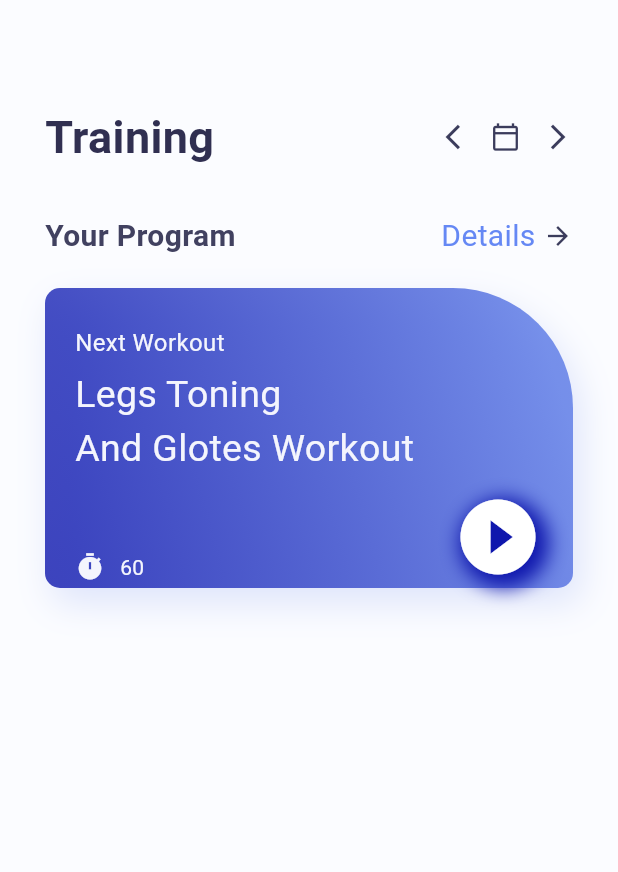
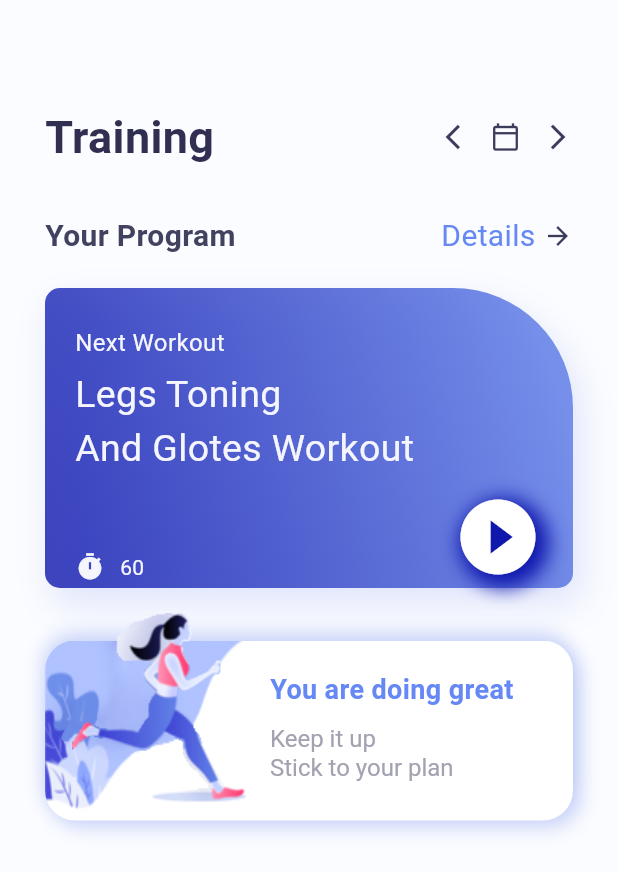
Before and after one commit to suvankar-das/fluttter_video_player, a Flutter app: the screen it shows after launch, on a phone screen of 412 x 824 dp. Shown: the top 872 px of the screen. Run offline on Flutter 3.47's test engine with Material 3 defaults, Android fonts, the light colour scheme and no system bars.

Commit message:
second section done

```diff
--- a/lib/home_page.dart
+++ b/lib/home_page.dart
@@ -204,6 +204,99 @@ class _HomePageState extends State<HomePage> {
                   ],
                 ),
               ),
+            ),
+
+            SizedBox(
+              height: 5,
+            )
+            // Second Section
+            ,
+            Container(
+              height: 180,
+              width: MediaQuery.of(context).size.width,
+              // stack I am using because there are 2 images overlapped , in order to achieve that I need that Stck widget
+              child: Stack(
+                children: [
+                  // image will be placed just like background of this Container
+                  Container(
+                    width: MediaQuery.of(context).size.width,
+                    margin: const EdgeInsets.only(top: 30),
+                    height: 120,
+                    decoration: BoxDecoration(
+                        borderRadius: BorderRadius.circular(20),
+                        image: const DecorationImage(
+                            image: AssetImage("assets/card.jpg"),
+                            fit: BoxFit.fill),
+                        boxShadow: [
+                          BoxShadow(
+                              blurRadius: 10,
+                              offset: const Offset(5, 5),
+                              color: CustomColor.AppColor.gradientSecond
+                                  .withOpacity(.3)),
+                          BoxShadow(
+                              blurRadius: 10,
+                              offset: const Offset(-1, -5),
+                              color: CustomColor.AppColor.gradientSecond
+                                  .withOpacity(.3))
+                        ]),
+                  ),
+
+                  // Girl sitting above above container
+                  Container(
+                    height: 200,
+                    width: MediaQuery.of(context).size.width,
+                    // margin for position of girl
+                    margin: const EdgeInsets.only(right: 200, bottom: 30),
+                    decoration: BoxDecoration(
+                      // uncomment color to test
+                      //color: Colors.redAccent.withOpacity(.2),
+                      borderRadius: BorderRadius.circular(20),
+                      image: const DecorationImage(
+                        image: AssetImage("assets/figure1.png"),
+                        //fit: BoxFit.fill
+                      ),
+                    ),
+                  ),
+
+                  // text beside girl
+                  Container(
+                    // with max finite , it takes available width
+                    width: double.maxFinite,
+                    height: 100,
+                    //color: Colors.amber.withOpacity(0.3),
+                    margin: EdgeInsets.only(left: 150, top: 50),
+
+                    // now place the text
+                    child: Column(
+                      crossAxisAlignment: CrossAxisAlignment.start,
+                      children: [
+                        Text(
+                          "You are doing great",
+                          style: TextStyle(
+                              fontSize: 18,
+                              fontWeight: FontWeight.bold,
+                              color: CustomColor.AppColor.homePageDetail),
+                        ),
+                        SizedBox(
+                          height: 10,
+                        ),
+
+                        // RichText widget has a benefit of apply style for all its children
+                        RichText(
+                            text: TextSpan(
+                                text: "Keep it up \n",
+                                style: TextStyle(
+                                    color:
+                                        CustomColor.AppColor.homePagePlanColor,
+                                    fontSize: 16),
+                                children: [
+                              TextSpan(text: "Stick to your plan")
+                            ]))
+                      ],
+                    ),
+                  )
+                ],
+              ),
             )
           ],
         ),
--- a/pubspec.yaml
+++ b/pubspec.yaml
@@ -59,9 +59,8 @@ flutter:
   uses-material-design: true
 
   # To add assets to your application, add an assets section, like this:
-  # assets:
-  #   - images/a_dot_burr.jpeg
-  #   - images/a_dot_ham.jpeg
+  assets:
+    - assets/
 
   # An image asset can refer to one or more resolution-specific "variants", see
   # https://flutter.dev/assets-and-images/#resolution-aware
```
Also changed, not shown: assets/card.jpg (added), assets/card.png (added), assets/ex1.png (added), assets/ex2.png (added), assets/ex3.png (added), assets/ex4.png (added), assets/figure.png (added), assets/figure1.png (added), assets/squat1.jpg (added), assets/squat2.jpg (added), assets/squat3.jpg (added), assets/squat4.jpg (added).
